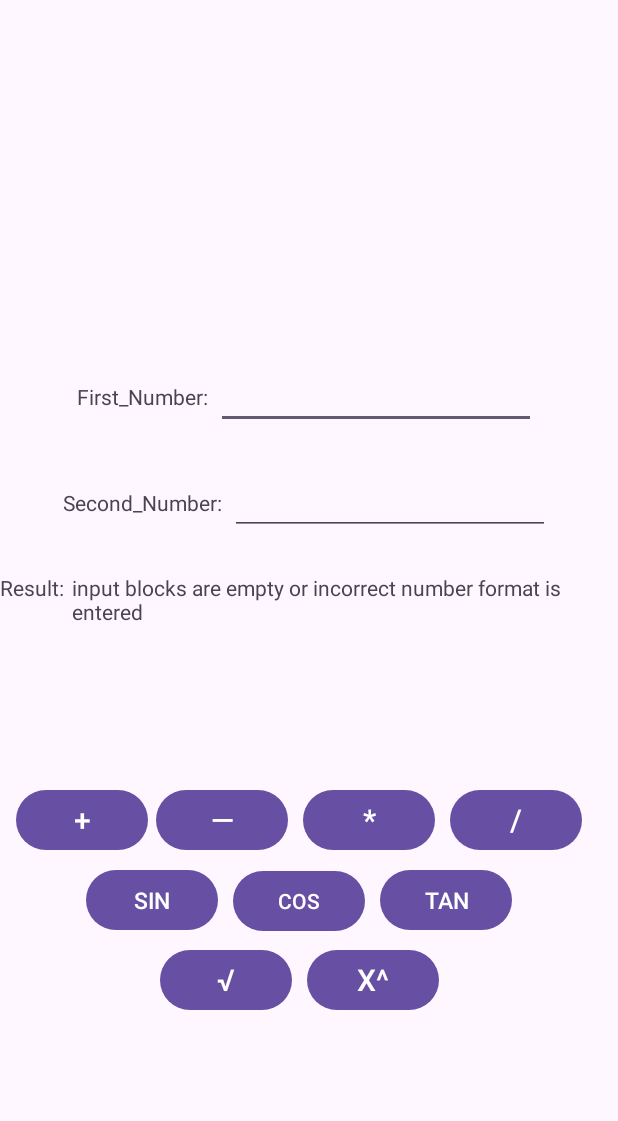
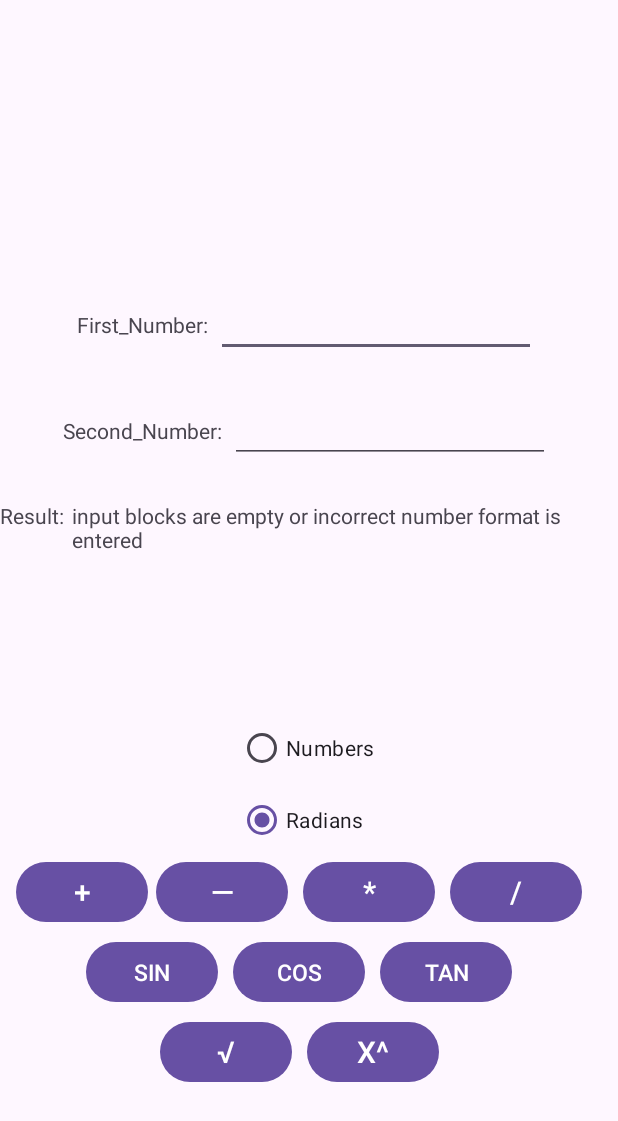
Before and after one commit to SelArtSPB/Android_lab01, an Android app: the screen it shows after launch (MainActivity), after a tap on an icon or button, on a phone screen of 412 x 824 dp. Shown: the top 1121 px of the screen. Run offline under Robolectric (Android 15) with nearby library versions, the phone set to English and light mode, and no system bars; 2 other taps on this screen came first.

Commit message:
last version

```diff
--- a/app/src/main/java/g225/seliverstov/lab02/MainActivity.java
+++ b/app/src/main/java/g225/seliverstov/lab02/MainActivity.java
@@ -6,6 +6,7 @@ import android.os.Bundle;
 import android.view.View;
 import android.widget.Button;
 import android.widget.EditText;
+import android.widget.RadioButton;
 import android.widget.TextView;
 
 import java.io.IOException;
@@ -24,6 +25,8 @@ public class MainActivity extends AppCompatActivity {
         EditText txt_B = findViewById(R.id.TextBoxB);
         TextView txt_Res = findViewById(R.id.TextViewResult);
 
+
+
         Button ADD = findViewById(R.id.buttonADD);
         Button SUB = findViewById(R.id.buttonSUB);
         Button MULT = findViewById(R.id.buttonMULT);
@@ -34,23 +37,22 @@ public class MainActivity extends AppCompatActivity {
         Button SQRT = findViewById(R.id.buttonSQRT);
         Button POW = findViewById(R.id.buttonPOW);
 
+        RadioButton Radian = findViewById(R.id.Radians);
+        RadioButton Numbers = findViewById(R.id.Numbers);
+
         String Action_A = txt_A.getText().toString();
         String Action_B = txt_B.getText().toString();
 
 
-        float a = 0,  r = 0 , b = 0;
+        double a = 0,  r = 0 , b = 0;
+            try {
+                a = Double.parseDouble(Action_A);
+                b = Double.parseDouble(Action_B);
+            } catch (Exception e1) {
+                txt_Res.setText("input blocks are empty or incorrect number format is entered");
+                return;
+            }
 
-            try {
-                a = Float.parseFloat(Action_A);
-                b = Float.parseFloat(Action_B);
-            }
-            catch (Exception e1)
-            {
-               txt_Res.setText("input blocks are empty or incorrect number format is entered");
-               return;
-            }
-        if ( a != 0 && b != 0)
-            {
                 if (v == ADD) r = a + b;
                 if (v == SUB) r = a - b;
                 if (v == MULT) r = a * b;
@@ -63,18 +65,27 @@ public class MainActivity extends AppCompatActivity {
                     }
                     r = a / b;
                 }
-                if (v == POW) r = (float) Math.pow(a, b);
-                if (v == SIN) r = (float) Math.sin(a);
-                if (v == COS) r = (float) Math.cos(a);
-                if (v == TAN) r = (float) Math.tan(a);
+                if (v == POW) r =  Math.pow(a, b);
+                if (v == SIN) r = Math.sin(a);
+                if (v == COS) r = Math.cos(a);
+                if (v == TAN){
+                    if (a == 90 || a == 270){
+                        txt_Res.setText("Error 90 or 270 tan");
+                        return;
+                    }
+                    else {
+                        r = Math.tan(a);
+                    }
+                }
+
                 if (v == SQRT) {
                     if (a < 0) {
                         txt_Res.setText("You can't take the sqrt of a negative number");
                         return;
                     }
-                    r = (float) Math.sqrt(a);
+                    r = Math.sqrt(a);
                 }
-            }
+
         String recordResult = String.valueOf(r);
         txt_Res.setText(recordResult);
     }
--- a/app/src/main/res/layout/activity_main.xml
+++ b/app/src/main/res/layout/activity_main.xml
@@ -87,6 +87,37 @@
             android:layout_height="wrap_content"
             android:orientation="horizontal">
 
+            <RadioGroup
+                android:layout_width="wrap_content"
+                android:layout_height="wrap_content"
+                android:layout_weight="1"
+                android:checkedButton="@id/Numbers">
+
+                <RadioButton
+                    android:id="@+id/Numbers"
+                    android:layout_width="wrap_content"
+                    android:layout_height="wrap_content"
+                    android:layout_weight="1"
+                    android:onClick="base"
+                    android:text="@string/Decimal" />
+
+                <RadioButton
+                    android:id="@+id/Radians"
+                    android:layout_width="wrap_content"
+                    android:layout_height="wrap_content"
+                    android:layout_weight="1"
+                    android:onClick="base"
+                    android:text="@string/Radians" />
+
+            </RadioGroup>
+
+        </LinearLayout>
+
+        <LinearLayout
+            android:layout_width="wrap_content"
+            android:layout_height="wrap_content"
+            android:orientation="horizontal">
+
             <Button
                 android:id="@+id/buttonADD"
                 android:layout_width="wrap_content"
@@ -142,6 +173,7 @@
                 android:textSize="7pt" />
 
             <Button
+                android:textSize="7pt"
                 android:id="@+id/buttonCOS"
                 android:layout_width="wrap_content"
                 android:layout_height="wrap_content"
--- a/app/src/main/res/values/strings.xml
+++ b/app/src/main/res/values/strings.xml
@@ -13,5 +13,7 @@
     <string name="Button_TAN">TAN</string>
     <string name="Button_SQRT">√</string>
     <string name="Button_POW">X^</string>
+    <string name="Decimal">Numbers</string>
+    <string name="Radians">Radians</string>
 
 </resources>
```
